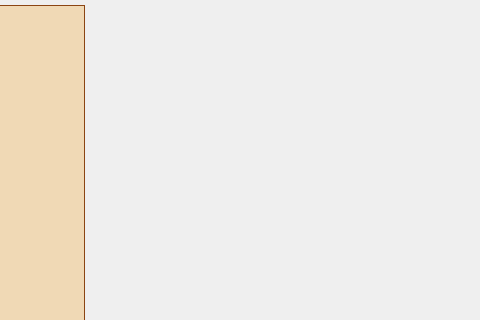
Before: the Qt Designer form chess/mainwindow.ui in Mariusfaitducode/chessGame, drawn with Qt 5; both pictures show x 720 to 1200 and y 0 to 320 of the 1200 by 860 pixel window.
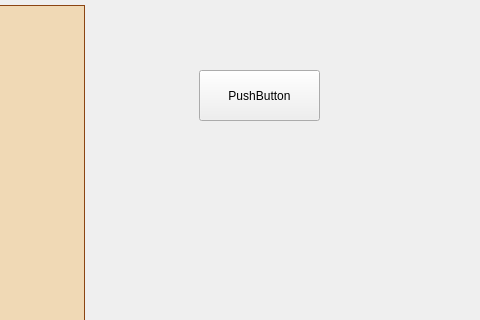
After: the same form once the commit is applied.

```diff
--- a/chess/mainwindow.ui
+++ b/chess/mainwindow.ui
@@ -30,6 +30,19 @@
 }</string>
     </property>
    </widget>
+   <widget class="QPushButton" name="pushButton">
+    <property name="geometry">
+     <rect>
+      <x>919</x>
+      <y>70</y>
+      <width>121</width>
+      <height>51</height>
+     </rect>
+    </property>
+    <property name="text">
+     <string>PushButton</string>
+    </property>
+   </widget>
   </widget>
   <widget class="QMenuBar" name="menubar">
    <property name="geometry">
```
